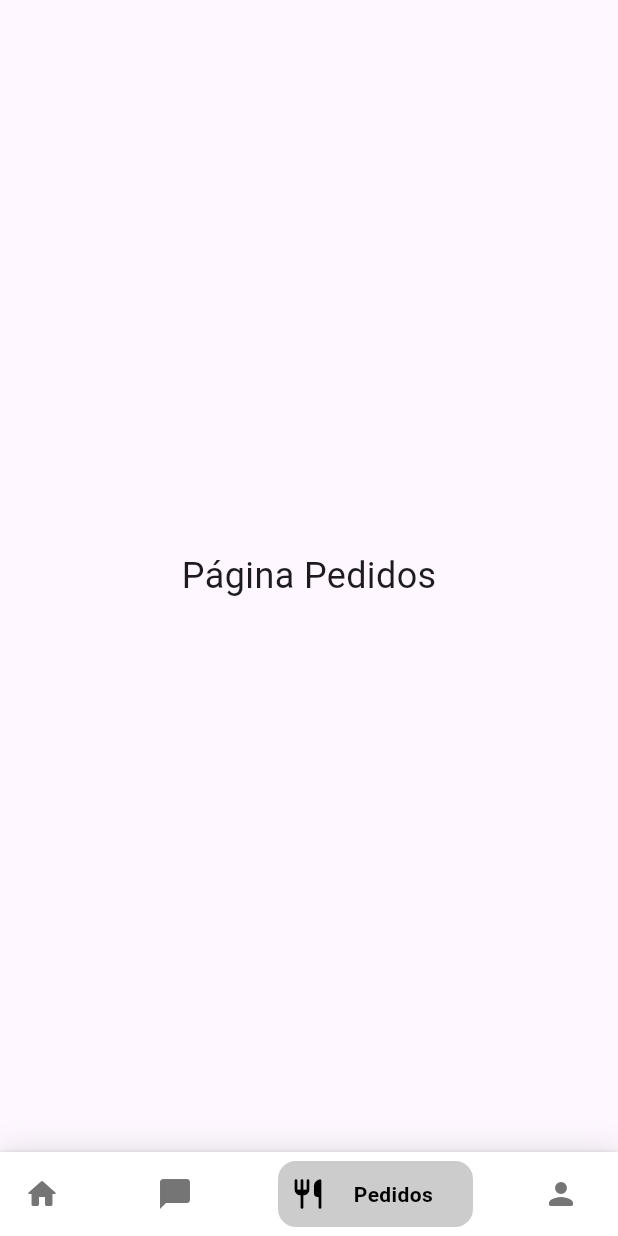
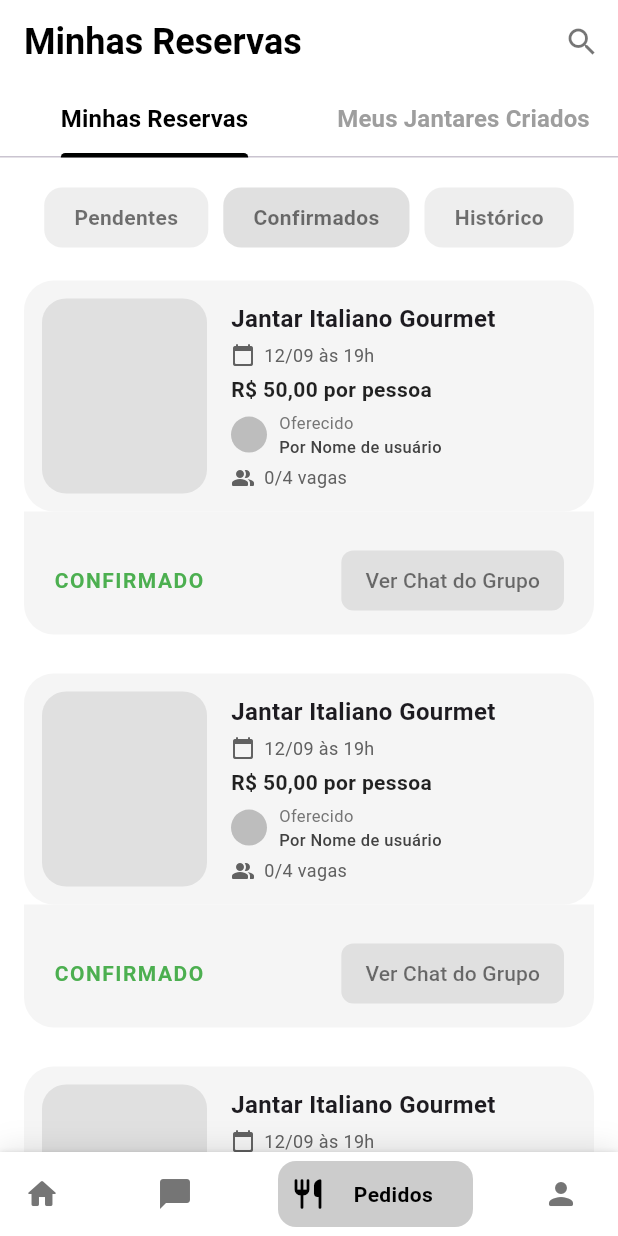
Before and after one commit to Kriytkall/dinneer, a Flutter app: the TelaPrincipal screen opened directly, item 3 of the bottom bar chosen, on a phone screen of 412 x 824 dp. Run offline on Flutter 3.47's test engine with Material 3 defaults, Android fonts, the light colour scheme and no system bars; drawn by our look-alikes of bottom_navy_bar.

Commit message:
Tela Reservas

```diff
--- a/lib/screens/tela_principal.dart
+++ b/lib/screens/tela_principal.dart
@@ -1,7 +1,8 @@
 import 'package:flutter/material.dart';
 import '../widgets/barra_de_navegacao.dart';
 import 'tela_home.dart';
-import 'tela_perfil.dart'; // Importa a nova tela de perfil
+import 'tela_perfil.dart';
+import 'tela_reservas.dart'; // Importando a nova tela
 
 class TelaPrincipal extends StatefulWidget {
   const TelaPrincipal({super.key});
@@ -16,9 +17,15 @@ class _TelaPrincipalState extends State<TelaPrincipal> {
   final List<Widget> _paginas = [
     const TelaHome(),
     const Center(child: Text('Página Chat', style: TextStyle(fontSize: 24))),
-    const Center(child: Text('Página Pedidos', style: TextStyle(fontSize: 24))),
-    const TelaPerfil(), // Adiciona a TelaPerfil à lista de páginas
+    const TelaReservas(), // Tela de Reservas adicionada aqui
+    const TelaPerfil(),
   ];
+
+  void _onItemTapped(int index) {
+    setState(() {
+      _paginaAtual = index;
+    });
+  }
 
   @override
   Widget build(BuildContext context) {
@@ -26,11 +33,7 @@ class _TelaPrincipalState extends State<TelaPrincipal> {
       body: _paginas[_paginaAtual],
       bottomNavigationBar: BarraNavegacaoCustomizada(
         index: _paginaAtual,
-        onTap: (index) {
-          setState(() {
-            _paginaAtual = index;
-          });
-        },
+        onTap: _onItemTapped,
       ),
     );
   }
--- /dev/null
+++ b/lib/screens/tela_reservas.dart
@@ -0,0 +1,161 @@
+import 'package:flutter/material.dart';
+import '../widgets/card_refeicao.dart';
+
+class TelaReservas extends StatefulWidget {
+  const TelaReservas({super.key});
+
+  @override
+  State<TelaReservas> createState() => _TelaReservasState();
+}
+
+class _TelaReservasState extends State<TelaReservas> {
+  int _filtroSelecionado = 1;
+
+  @override
+  Widget build(BuildContext context) {
+    return DefaultTabController(
+      length: 2,
+      child: Scaffold(
+        backgroundColor: Colors.white,
+        appBar: AppBar(
+          automaticallyImplyLeading: false,
+          backgroundColor: Colors.white,
+          elevation: 0,
+          title: const Text(
+            'Minhas Reservas',
+            style: TextStyle(
+              color: Colors.black,
+              fontWeight: FontWeight.bold,
+              fontSize: 24,
+            ),
+          ),
+          actions: [
+            IconButton(
+              icon: const Icon(Icons.search, color: Colors.black54),
+              onPressed: () {},
+            ),
+          ],
+          bottom: const TabBar(
+            labelColor: Colors.black,
+            unselectedLabelColor: Colors.grey,
+            indicatorColor: Colors.black,
+            indicatorWeight: 3,
+            labelStyle: TextStyle(fontWeight: FontWeight.bold, fontSize: 16),
+            tabs: [
+              Tab(text: 'Minhas Reservas'),
+              Tab(text: 'Meus Jantares Criados'),
+            ],
+          ),
+        ),
+        body: TabBarView(
+          children: [
+            _buildMinhasReservasTab(),
+            const Center(child: Text('Conteúdo de Meus Jantares Criados')),
+          ],
+        ),
+      ),
+    );
+  }
+
+  Widget _buildMinhasReservasTab() {
+    return Column(
+      children: [
+        Padding(
+          padding: const EdgeInsets.fromLTRB(16, 20, 16, 12),
+          child: Row(
+            mainAxisAlignment: MainAxisAlignment.center,
+            children: [
+              _buildFilterChip('Pendentes', 0),
+              const SizedBox(width: 10),
+              _buildFilterChip('Confirmados', 1),
+              const SizedBox(width: 10),
+              _buildFilterChip('Histórico', 2),
+            ],
+          ),
+        ),
+        Expanded(
+          child: ListView.builder(
+            padding: const EdgeInsets.symmetric(horizontal: 16.0),
+            itemCount: 3,
+            itemBuilder: (context, index) {
+              return Padding(
+                padding: const EdgeInsets.only(bottom: 6.0),
+                child: Column(
+                  children: [
+                    const CardRefeicao(),
+                    if (_filtroSelecionado == 1)
+                      Transform.translate(
+                        offset: const Offset(0, -10),
+                        child: _buildStatusConfirmadoBar(),
+                      ),
+                  ],
+                ),
+              );
+            },
+          ),
+        ),
+      ],
+    );
+  }
+
+  Widget _buildStatusConfirmadoBar() {
+    return Container(
+      padding: const EdgeInsets.fromLTRB(20, 22, 20, 12),
+      decoration: BoxDecoration(
+        color: Colors.grey[100],
+        borderRadius:
+            const BorderRadius.vertical(bottom: Radius.circular(20)),
+      ),
+      child: Row(
+        mainAxisAlignment: MainAxisAlignment.spaceBetween,
+        children: [
+          const Text(
+            'CONFIRMADO',
+            style: TextStyle(
+              color: Colors.green,
+              fontWeight: FontWeight.bold,
+              letterSpacing: 1,
+            ),
+          ),
+          TextButton(
+            onPressed: () {},
+            style: TextButton.styleFrom(
+              backgroundColor: Colors.grey[300],
+              foregroundColor: Colors.black54,
+              shape: RoundedRectangleBorder(
+                borderRadius: BorderRadius.circular(8),
+              ),
+              padding: const EdgeInsets.symmetric(horizontal: 16),
+            ),
+            child: const Text('Ver Chat do Grupo'),
+          ),
+        ],
+      ),
+    );
+  }
+
+  Widget _buildFilterChip(String label, int index) {
+    final bool isSelected = _filtroSelecionado == index;
+    return GestureDetector(
+      onTap: () {
+        setState(() {
+          _filtroSelecionado = index;
+        });
+      },
+      child: Container(
+        padding: const EdgeInsets.symmetric(vertical: 10, horizontal: 20),
+        decoration: BoxDecoration(
+          color: isSelected ? Colors.grey[300] : Colors.grey[200],
+          borderRadius: BorderRadius.circular(12),
+        ),
+        child: Text(
+          label,
+          style: const TextStyle(
+            color: Colors.black54,
+            fontWeight: FontWeight.bold,
+          ),
+        ),
+      ),
+    );
+  }
+}
```
